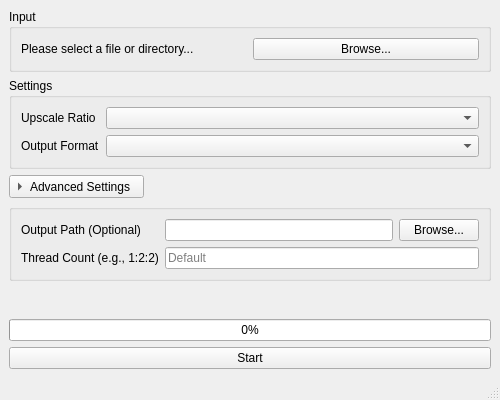
Qt form mainwindow.ui (hv0905/neko-upscale) before a commit.
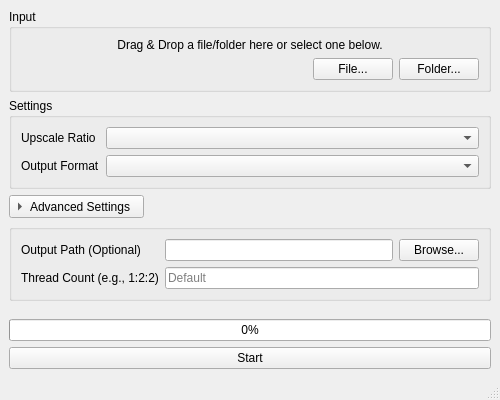
The same form after that commit.

```diff
--- a/mainwindow.ui
+++ b/mainwindow.ui
@@ -26,11 +26,14 @@
       <property name="title">
        <string>Input</string>
       </property>
-      <layout class="QHBoxLayout" name="horizontalLayout_2">
+      <layout class="QVBoxLayout" name="verticalLayout_2">
        <item>
         <widget class="QLabel" name="inputPathLabel">
          <property name="text">
-          <string>Please select a file or directory...</string>
+          <string>Drag &amp; Drop a file/folder here or select one below.</string>
+         </property>
+         <property name="alignment">
+          <set>Qt::AlignCenter</set>
          </property>
          <property name="wordWrap">
           <bool>true</bool>
@@ -38,11 +41,35 @@
         </widget>
        </item>
        <item>
-        <widget class="QPushButton" name="browseInputButton">
-         <property name="text">
-          <string>Browse...</string>
-         </property>
-        </widget>
+        <layout class="QHBoxLayout" name="horizontalLayout_3">
+         <item>
+          <spacer name="horizontalSpacer">
+           <property name="orientation">
+            <enum>Qt::Horizontal</enum>
+           </property>
+           <property name="sizeHint" stdset="0">
+            <size>
+             <width>40</width>
+             <height>20</height>
+            </size>
+           </property>
+          </spacer>
+         </item>
+         <item>
+          <widget class="QPushButton" name="browseFileButton">
+           <property name="text">
+            <string>File...</string>
+           </property>
+          </widget>
+         </item>
+         <item>
+          <widget class="QPushButton" name="browseFolderButton">
+           <property name="text">
+            <string>Folder...</string>
+           </property>
+          </widget>
+         </item>
+        </layout>
        </item>
       </layout>
      </widget>
```
